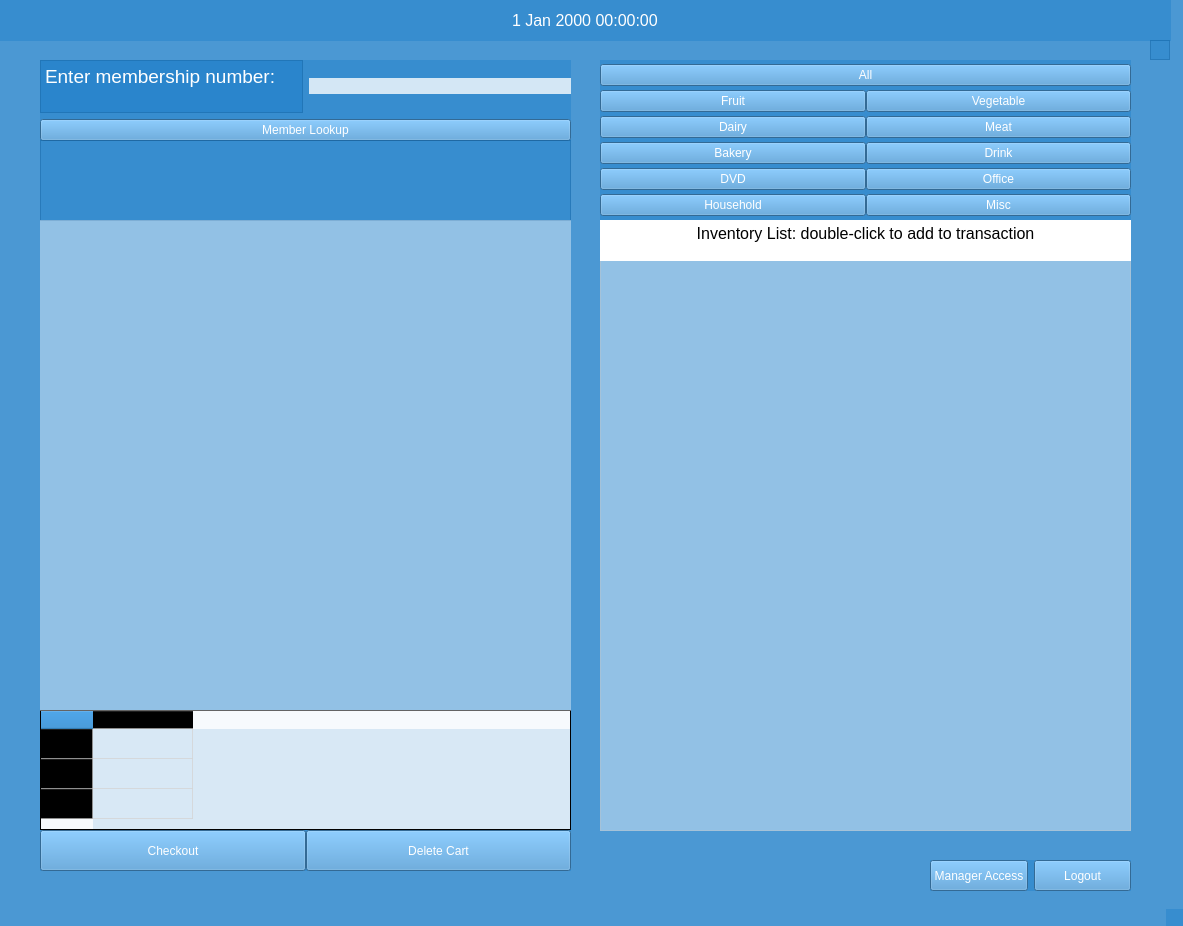
First picture: the form in mainwindow.ui, repository rbalta/BulkClubProject, before the edit.
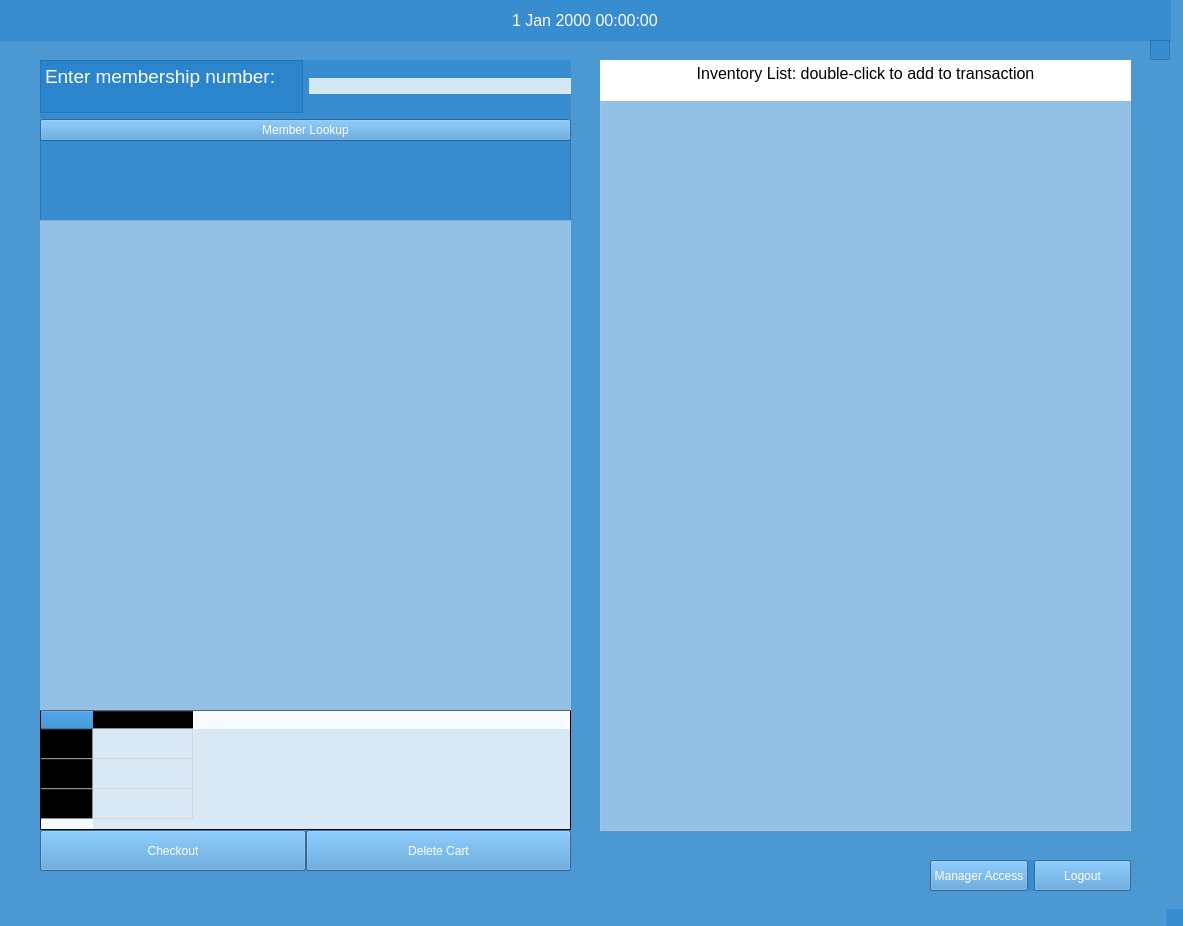
Second picture: the form after the edit.

Patch:
```diff
--- a/mainwindow.ui
+++ b/mainwindow.ui
@@ -70,173 +70,13 @@
      </item>
     </layout>
    </widget>
-   <widget class="QWidget" name="gridLayoutWidget">
-    <property name="geometry">
-     <rect>
-      <x>600</x>
-      <y>60</y>
-      <width>531</width>
-      <height>161</height>
-     </rect>
-    </property>
-    <layout class="QGridLayout" name="gridLayout">
-     <property name="spacing">
-      <number>0</number>
-     </property>
-     <item row="7" column="0">
-      <widget class="QPushButton" name="houseButton">
-       <property name="styleSheet">
-        <string notr="true">background-color: rgb(72, 149, 208);
-color: rgb(255, 255, 255);</string>
-       </property>
-       <property name="text">
-        <string>Household</string>
-       </property>
-      </widget>
-     </item>
-     <item row="5" column="0">
-      <widget class="QPushButton" name="dvdButton">
-       <property name="styleSheet">
-        <string notr="true">background-color: rgb(72, 149, 208);
-color: rgb(255, 255, 255);</string>
-       </property>
-       <property name="text">
-        <string>DVD</string>
-       </property>
-      </widget>
-     </item>
-     <item row="7" column="1">
-      <widget class="QPushButton" name="miscButton">
-       <property name="styleSheet">
-        <string notr="true">background-color: rgb(72, 149, 208);
-color: rgb(255, 255, 255);</string>
-       </property>
-       <property name="text">
-        <string>Misc</string>
-       </property>
-      </widget>
-     </item>
-     <item row="4" column="0">
-      <widget class="QPushButton" name="bakeButton">
-       <property name="sizePolicy">
-        <sizepolicy hsizetype="Minimum" vsizetype="Fixed">
-         <horstretch>0</horstretch>
-         <verstretch>0</verstretch>
-        </sizepolicy>
-       </property>
-       <property name="styleSheet">
-        <string notr="true">background-color: rgb(72, 149, 208);
-color: rgb(255, 255, 255);</string>
-       </property>
-       <property name="text">
-        <string>Bakery</string>
-       </property>
-      </widget>
-     </item>
-     <item row="3" column="1">
-      <widget class="QPushButton" name="meatButton">
-       <property name="styleSheet">
-        <string notr="true">background-color: rgb(72, 149, 208);
-color: rgb(255, 255, 255);</string>
-       </property>
-       <property name="text">
-        <string>Meat</string>
-       </property>
-      </widget>
-     </item>
-     <item row="2" column="1">
-      <widget class="QPushButton" name="vegButton">
-       <property name="styleSheet">
-        <string notr="true">background-color: rgb(72, 149, 208);
-color: rgb(255, 255, 255);</string>
-       </property>
-       <property name="text">
-        <string>Vegetable</string>
-       </property>
-      </widget>
-     </item>
-     <item row="3" column="0">
-      <widget class="QPushButton" name="dairyButton">
-       <property name="sizePolicy">
-        <sizepolicy hsizetype="Minimum" vsizetype="Fixed">
-         <horstretch>0</horstretch>
-         <verstretch>0</verstretch>
-        </sizepolicy>
-       </property>
-       <property name="styleSheet">
-        <string notr="true">background-color: rgb(72, 149, 208);
-color: rgb(255, 255, 255);</string>
-       </property>
-       <property name="text">
-        <string>Dairy</string>
-       </property>
-      </widget>
-     </item>
-     <item row="1" column="0" colspan="2">
-      <widget class="QPushButton" name="allButton">
-       <property name="sizePolicy">
-        <sizepolicy hsizetype="Minimum" vsizetype="Fixed">
-         <horstretch>0</horstretch>
-         <verstretch>0</verstretch>
-        </sizepolicy>
-       </property>
-       <property name="styleSheet">
-        <string notr="true">background-color: rgb(72, 149, 208);
-color: rgb(255, 255, 255);</string>
-       </property>
-       <property name="text">
-        <string>All</string>
-       </property>
-      </widget>
-     </item>
-     <item row="5" column="1">
-      <widget class="QPushButton" name="officeButton">
-       <property name="styleSheet">
-        <string notr="true">background-color: rgb(72, 149, 208);
-color: rgb(255, 255, 255);</string>
-       </property>
-       <property name="text">
-        <string>Office</string>
-       </property>
-      </widget>
-     </item>
-     <item row="4" column="1">
-      <widget class="QPushButton" name="drinkButton">
-       <property name="styleSheet">
-        <string notr="true">background-color: rgb(72, 149, 208);
-color: rgb(255, 255, 255);</string>
-       </property>
-       <property name="text">
-        <string>Drink</string>
-       </property>
-      </widget>
-     </item>
-     <item row="2" column="0">
-      <widget class="QPushButton" name="fruitButton">
-       <property name="sizePolicy">
-        <sizepolicy hsizetype="Minimum" vsizetype="Fixed">
-         <horstretch>0</horstretch>
-         <verstretch>0</verstretch>
-        </sizepolicy>
-       </property>
-       <property name="styleSheet">
-        <string notr="true">background-color: rgb(72, 149, 208);
-color: rgb(255, 255, 255);</string>
-       </property>
-       <property name="text">
-        <string>Fruit</string>
-       </property>
-      </widget>
-     </item>
-    </layout>
-   </widget>
    <widget class="QTableView" name="tableView">
     <property name="geometry">
      <rect>
       <x>600</x>
-      <y>260</y>
+      <y>100</y>
       <width>531</width>
-      <height>571</height>
+      <height>731</height>
      </rect>
     </property>
     <property name="styleSheet">
@@ -484,7 +324,7 @@
     <property name="geometry">
      <rect>
       <x>600</x>
-      <y>220</y>
+      <y>60</y>
       <width>531</width>
       <height>41</height>
      </rect>
```
